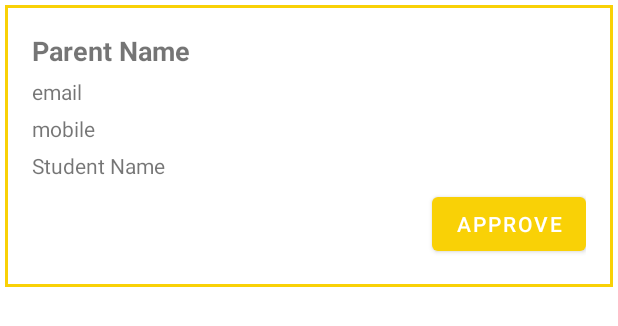
After one commit to aniket-yadav/sbts, an Android app: the layout requests_item.xml on its own in the app's theme, with its tools: preview values and no code run, on a phone screen of 412 x 824 dp. The commit adds this screen. Shown: the top 326 px of the screen. Run offline under Robolectric (Android 15) with nearby library versions, the phone set to English and light mode, and no system bars; network calls fail.

Commit message:
parent ,driver , request list

```diff
--- a/app/src/main/java/com/app/sbts/activities/AdminActivity.java
+++ b/app/src/main/java/com/app/sbts/activities/AdminActivity.java
@@ -53,7 +53,7 @@ public class AdminActivity extends AppCompatActivity {
         DrawerLayout drawer = binding.drawerLayout;
         NavigationView navigationView = binding.navView;
         mAppBarConfiguration = new AppBarConfiguration.Builder(
-                R.id.nav_busList, R.id.nav_driver_list, R.id.nav_parent_list,R.id.nav_students_list,R.id.nav_bus_locations)
+                R.id.nav_busList, R.id.nav_driver_list, R.id.nav_parent_list,R.id.nav_students_list,R.id.nav_bus_locations,R.id.nav_requests_list)
                 .setOpenableLayout(drawer)
                 .build();
         NavHostFragment navHostFragment = (NavHostFragment) getSupportFragmentManager().findFragmentById(R.id.admin_frame);
--- /dev/null
+++ b/app/src/main/res/layout/requests_item.xml
@@ -0,0 +1,63 @@
+<?xml version="1.0" encoding="utf-8"?>
+<LinearLayout xmlns:android="http://schemas.android.com/apk/res/android"
+    xmlns:tools="http://schemas.android.com/tools"
+    android:layout_width="match_parent"
+    android:layout_height="wrap_content"
+    android:layout_marginTop="2dp"
+    android:background="@drawable/student_list_background"
+    android:layout_margin="3dp">
+
+
+
+    <LinearLayout
+        android:layout_width="match_parent"
+        android:layout_height="wrap_content"
+        android:layout_margin="8dp"
+        android:padding="10dp"
+        android:orientation="vertical">
+
+        <TextView
+            android:id="@+id/parent_name"
+            android:layout_width="wrap_content"
+            android:layout_height="wrap_content"
+            android:text="Parent Name"
+            android:textSize="18sp"
+            android:textStyle="bold"
+            tools:ignore="HardcodedText" />
+
+        <TextView
+            android:id="@+id/parent_email"
+            android:layout_width="wrap_content"
+            android:layout_height="wrap_content"
+            android:layout_marginTop="5dp"
+            android:text="email"
+            tools:ignore="HardcodedText" />
+
+
+        <TextView
+            android:id="@+id/parent_mobile"
+            android:layout_width="wrap_content"
+            android:layout_height="wrap_content"
+            android:layout_marginTop="5dp"
+            android:text="mobile"
+            tools:ignore="HardcodedText" />
+
+        <TextView
+            android:id="@+id/student_name"
+            android:layout_width="wrap_content"
+            android:layout_height="wrap_content"
+            android:layout_marginTop="5dp"
+            android:text="Student Name"
+            tools:ignore="HardcodedText" />
+
+
+        <com.google.android.material.button.MaterialButton
+            android:layout_width="wrap_content"
+            android:layout_height="wrap_content"
+            android:text="@string/approve"
+            android:layout_marginTop="5dp"
+            android:id="@+id/approve"
+            android:layout_gravity="end"/>
+    </LinearLayout>
+
+</LinearLayout>
--- a/app/src/main/res/menu/admin_navigation_menu.xml
+++ b/app/src/main/res/menu/admin_navigation_menu.xml
@@ -33,6 +33,12 @@
             android:title="@string/parents_list"
             />
 
+        <item
+            android:id="@+id/nav_requests_list"
+            android:icon="@drawable/registration"
+            android:title="@string/registration_requests"
+            />
+
 
         <item
             android:id="@+id/nav_students_list"
--- a/app/src/main/res/navigation/admin_navigation.xml
+++ b/app/src/main/res/navigation/admin_navigation.xml
@@ -24,6 +24,12 @@
         tools:layout="@layout/fragment_parent_list" />
 
     <fragment
+        android:id="@+id/nav_requests_list"
+        android:name="com.app.sbts.fragments.RegistrationRequests"
+        android:label="@string/registration_requests"
+        tools:layout="@layout/fragment_registration_requests" />
+
+    <fragment
         android:id="@+id/nav_bus_locations"
         android:name="com.app.sbts.fragments.Bus_Locations"
         android:label="@string/bus_locations"
--- a/app/src/main/res/values/strings.xml
+++ b/app/src/main/res/values/strings.xml
@@ -96,4 +96,9 @@
     <string name="drivers_list">Drivers List</string>
     <string name="parents_list">Parents List</string>
     <string name="bus_list_url">https://sbts2022.000webhostapp.com/api/busList.php</string>
+    <string name="driver_list_url">https://sbts2022.000webhostapp.com/api/driverList.php</string>
+    <string name="parent_list_url">https://sbts2022.000webhostapp.com/api/parentList.php</string>
+    <string name="request_list_url">https://sbts2022.000webhostapp.com/api/RegistrationRequests.php</string>
+    <string name="registration_requests">Registration Requests</string>
+    <string name="approve">Approve</string>
 </resources>
```
Also changed, not shown: app/src/main/java/com/app/sbts/adaptor/DriverAdaptor.java (added, +61 -0 lines), app/src/main/java/com/app/sbts/adaptor/ParentAdaptor.java (added, +63 -0 lines), app/src/main/java/com/app/sbts/adaptor/RequestsAdaptor.java (added, +71 -0 lines), app/src/main/java/com/app/sbts/fragments/DriverList.java (+59 -0 lines), app/src/main/java/com/app/sbts/fragments/ParentList.java (+59 -1 lines), app/src/main/java/com/app/sbts/fragments/RegistrationRequests.java (+59 -0 lines), app/src/main/java/com/app/sbts/models/Driver.java (added, +51 -0 lines), app/src/main/java/com/app/sbts/models/Parent.java (added, +51 -0 lines), app/src/main/res/drawable/registration.xml (added, +15 -0 lines), app/src/main/res/layout/driver_item.xml (added, +57 -0 lines), app/src/main/res/layout/parent_item.xml (added, +55 -0 lines).
